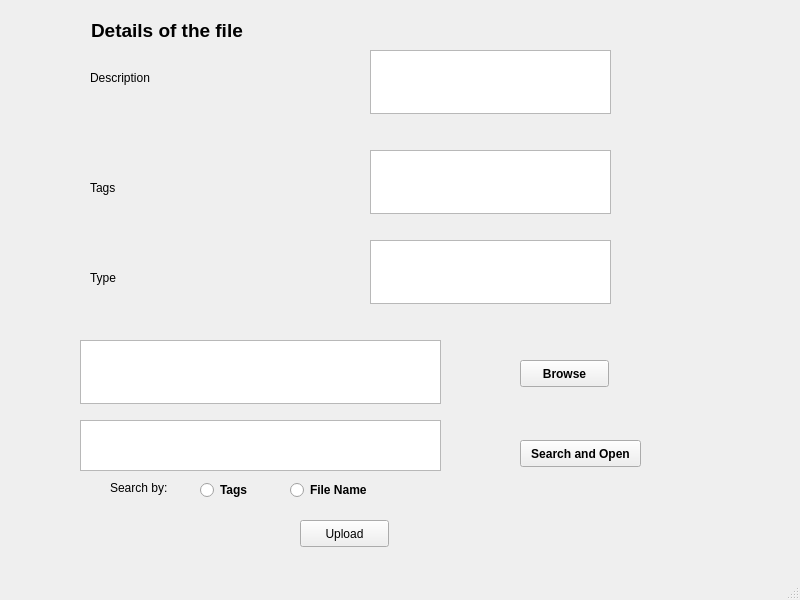
The window that UI/fs_ui.ui (ashwinhari93/Ashwin-s-Repository) describes before a commit, drawn with Qt 5.
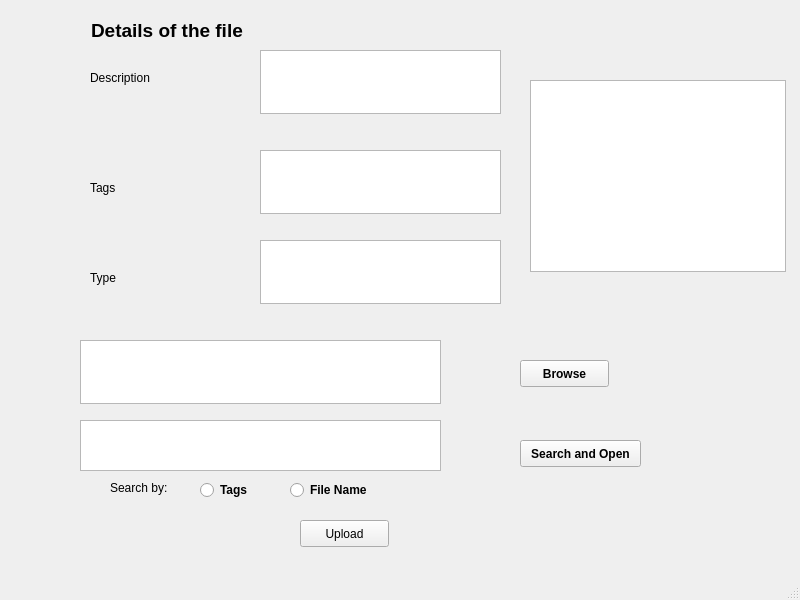
The same window after the commit.

Commit message: UI Phase 5 with Basic Implementation of TreeView for Tag Search

Patch:
```diff
--- a/UI/fs_ui.ui
+++ b/UI/fs_ui.ui
@@ -74,7 +74,7 @@
    <widget class="QTextEdit" name="description">
     <property name="geometry">
      <rect>
-      <x>370</x>
+      <x>260</x>
       <y>50</y>
       <width>241</width>
       <height>64</height>
@@ -84,7 +84,7 @@
    <widget class="QTextEdit" name="tags">
     <property name="geometry">
      <rect>
-      <x>370</x>
+      <x>260</x>
       <y>150</y>
       <width>241</width>
       <height>64</height>
@@ -160,7 +160,7 @@
    <widget class="QTextEdit" name="type">
     <property name="geometry">
      <rect>
-      <x>370</x>
+      <x>260</x>
       <y>240</y>
       <width>241</width>
       <height>64</height>
@@ -255,6 +255,16 @@
      <string>File Name</string>
     </property>
    </widget>
+   <widget class="QTreeView" name="treeView">
+    <property name="geometry">
+     <rect>
+      <x>530</x>
+      <y>80</y>
+      <width>256</width>
+      <height>192</height>
+     </rect>
+    </property>
+   </widget>
   </widget>
   <widget class="QMenuBar" name="menubar">
    <property name="geometry">
```
The commit also changes 1 other file.
